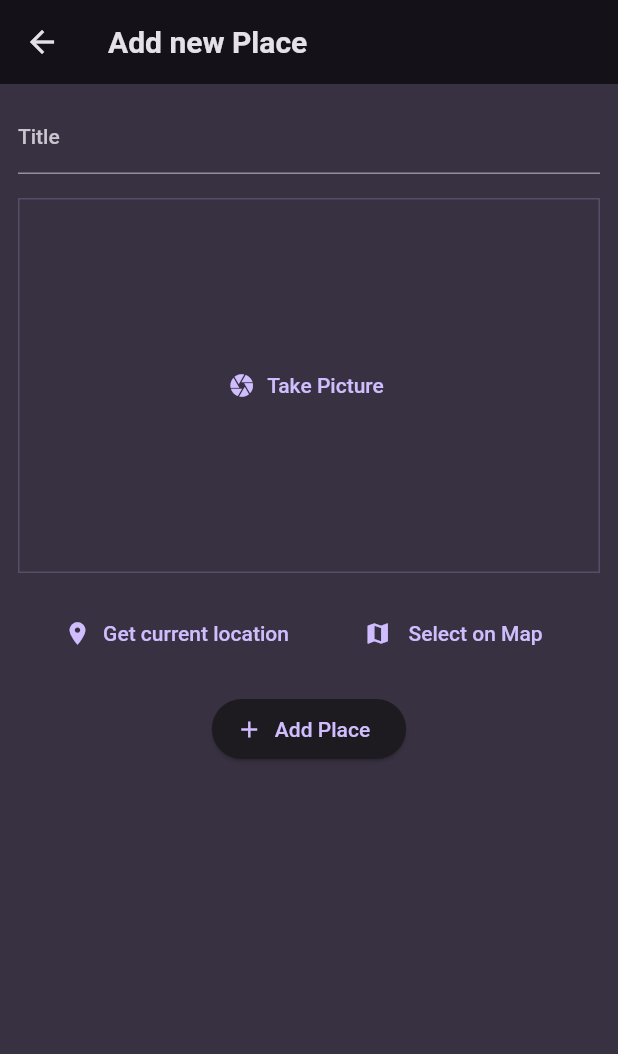
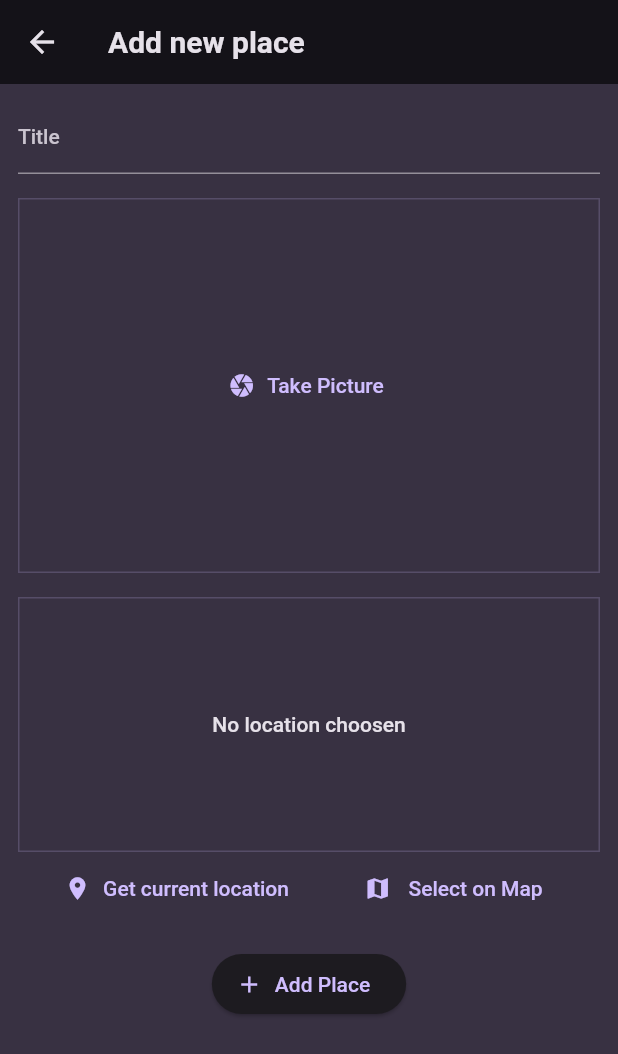
Before and after one commit to MohammedAjsal/favourite_place, a Flutter app: the AddPlaceScreen screen opened directly, after a tap on "Add Place", on a phone screen of 412 x 824 dp. Shown: the top 1054 px of the screen. Run offline on Flutter 3.47's test engine with Material 2 defaults, Android fonts, the phone set to English and light mode, and no system bars; our stand-ins replace flutter_riverpod, google_fonts, image_picker, location.

Commit message:
current location added

```diff
--- a/lib/model/place.dart
+++ b/lib/model/place.dart
@@ -4,10 +4,20 @@ import 'package:uuid/uuid.dart';
 
 const uuid = Uuid();
 
+class PlaceLocation {
+  const PlaceLocation(
+      {required this.latitude, required this.longitude, required this.address});
+  final double latitude;
+  final double longitude;
+  final String address;
+}
+
 class Place {
-  Place({required this.title, required this.image}) : id = uuid.v4();
+  Place({required this.title, required this.image, required this.location})
+      : id = uuid.v4();
 
   final String id;
   final String title;
   final File image;
+  final PlaceLocation location;
 }
--- a/lib/providers/user_places.dart
+++ b/lib/providers/user_places.dart
@@ -6,8 +6,8 @@ import 'package:flutter_riverpod/flutter_riverpod.dart';
 class UserPlacesNotifier extends StateNotifier<List<Place>> {
   UserPlacesNotifier() : super(const []);
 
-  void addPlace(String title, File image) {
-    final newPlace = Place(title: title, image: image);
+  void addPlace(String title, File image, PlaceLocation location) {
+    final newPlace = Place(title: title, image: image, location: location);
     state = [...state, newPlace];
   }
 }
--- a/lib/screens/add_place.dart
+++ b/lib/screens/add_place.dart
@@ -1,5 +1,6 @@
 import 'dart:io';
 
+import 'package:favourite_place/model/place.dart';
 import 'package:favourite_place/providers/user_places.dart';
 import 'package:favourite_place/widgets/image_input.dart';
 import 'package:favourite_place/widgets/location_input.dart';
@@ -16,16 +17,19 @@ class AddPlaceScreen extends ConsumerStatefulWidget {
 
 class _AddPlaceScreenState extends ConsumerState<AddPlaceScreen> {
   File? _selectedImage;
+  PlaceLocation? _selectedLocation;
   final _titleController = TextEditingController();
 
   void _savePlace() {
     final enteredTitle = _titleController.text;
-    if (enteredTitle.isEmpty || _selectedImage == null) {
+    if (enteredTitle.isEmpty ||
+        _selectedImage == null ||
+        _selectedLocation == null) {
       return;
     }
     ref
         .read(userPlacesProvider.notifier)
-        .addPlace(enteredTitle, _selectedImage!);
+        .addPlace(enteredTitle, _selectedImage!, _selectedLocation!);
     Navigator.of(context).pop();
   }
 
@@ -39,7 +43,7 @@ class _AddPlaceScreenState extends ConsumerState<AddPlaceScreen> {
   Widget build(BuildContext context) {
     return Scaffold(
       appBar: AppBar(
-        title: const Text("Add new Place"),
+        title: const Text("Add new place"),
       ),
       body: SingleChildScrollView(
         padding: const EdgeInsets.all(12),
@@ -62,7 +66,9 @@ class _AddPlaceScreenState extends ConsumerState<AddPlaceScreen> {
             const SizedBox(
               height: 16,
             ),
-            const LocationInput(),
+            LocationInput(onSelectLocation: (location) {
+              _selectedLocation = location;
+            }),
             const SizedBox(
               height: 16,
             ),
--- a/lib/widgets/location_input.dart
+++ b/lib/widgets/location_input.dart
@@ -1,23 +1,122 @@
+import 'dart:convert';
+
+import 'package:favourite_place/model/place.dart';
 import 'package:flutter/material.dart';
+import 'package:location/location.dart';
+import 'package:http/http.dart' as http;
 
 class LocationInput extends StatefulWidget {
-  const LocationInput({super.key});
+  const LocationInput({super.key, required this.onSelectLocation});
+  final void Function(PlaceLocation location) onSelectLocation;
 
   @override
   State<LocationInput> createState() => _LocationInputState();
 }
 
 class _LocationInputState extends State<LocationInput> {
+  PlaceLocation? _pickedLocation;
+  var _isGettingLocation = false;
+
+  String get locationImage {
+    if (_pickedLocation == null) {
+      return '';
+    }
+    final lat = _pickedLocation!.latitude;
+    final lng = _pickedLocation!.longitude;
+    return "https://maps.googleapis.com/maps/api/staticmap?center=$lat,$lng&zoom=16&size=600x300&maptype=roadmap&markers=color:red%7Clabel:A%7C$lat,$lng&key=AIzaSyC5htdH1qA4xtsQgaSEZbujBKUOSW5V8G0";
+  }
+
+  void _getCurrentLocation() async {
+    Location location = Location();
+
+    bool serviceEnabled;
+    PermissionStatus permissionGranted;
+    LocationData locationData;
+
+    serviceEnabled = await location.serviceEnabled();
+    if (!serviceEnabled) {
+      serviceEnabled = await location.requestService();
+      if (!serviceEnabled) {
+        return;
+      }
+    }
+
+    permissionGranted = await location.hasPermission();
+    if (permissionGranted == PermissionStatus.denied) {
+      permissionGranted = await location.requestPermission();
+      if (permissionGranted != PermissionStatus.granted) {
+        return;
+      }
+    }
+    setState(() {
+      _isGettingLocation = true;
+    });
+
+    locationData = await location.getLocation();
+    final lat = locationData.latitude;
+    final lng = locationData.longitude;
+    if (lat == null || lng == null) {
+      return;
+    }
+    final url = Uri.parse(
+        'https://maps.googleapis.com/maps/api/geocode/json?latlng=$lat,$lng&key=AIzaSyC5htdH1qA4xtsQgaSEZbujBKUOSW5V8G0');
+    final response = await http.get(url);
+    final resData = json.decode(response.body);
+    final address = resData['results'][0]['formatted_address'];
+    setState(() {
+      _pickedLocation = PlaceLocation(
+        latitude: lat,
+        longitude: lng,
+        address: address,
+      );
+      _isGettingLocation = false;
+    });
+    widget.onSelectLocation(_pickedLocation!);
+    // print("latitude ${locationData.latitude}");
+    // print("longitude ${locationData.longitude}");
+  }
+
   @override
   Widget build(BuildContext context) {
+    Widget previewContent = Text(
+      "No location choosen",
+      textAlign: TextAlign.center,
+      style: Theme.of(context)
+          .textTheme
+          .bodyLarge!
+          .copyWith(color: Theme.of(context).colorScheme.onBackground),
+    );
+    if (_pickedLocation != null) {
+      previewContent = Image.network(
+        locationImage,
+        fit: BoxFit.cover,
+        width: double.infinity,
+        height: double.infinity,
+      );
+    }
+    if (_isGettingLocation) {
+      previewContent = const Center(
+        child: CircularProgressIndicator(),
+      );
+    }
     return Column(
       children: [
-        Container(),
+        Container(
+            alignment: Alignment.center,
+            height: 170,
+            width: double.infinity,
+            decoration: BoxDecoration(
+              border: Border.all(
+                width: 1,
+                color: Theme.of(context).colorScheme.primary.withOpacity(0.2),
+              ),
+            ),
+            child: previewContent),
         Row(
           mainAxisAlignment: MainAxisAlignment.spaceEvenly,
           children: [
             TextButton.icon(
-              onPressed: () {},
+              onPressed: _getCurrentLocation,
               icon: const Icon(Icons.location_on),
               label: const Text("Get current location "),
             ),
```
Also changed, not shown: lib/screens/place_details.dart (+37 -0 lines), lib/widgets/places_list.dart (+7 -0 lines), pubspec.yaml (+7 -1 lines), pubspec.lock, 1 other file.
